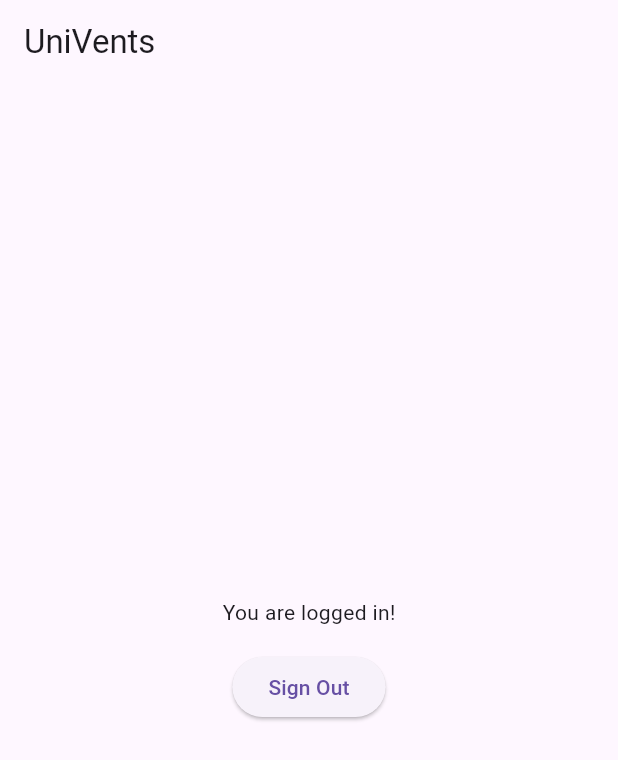
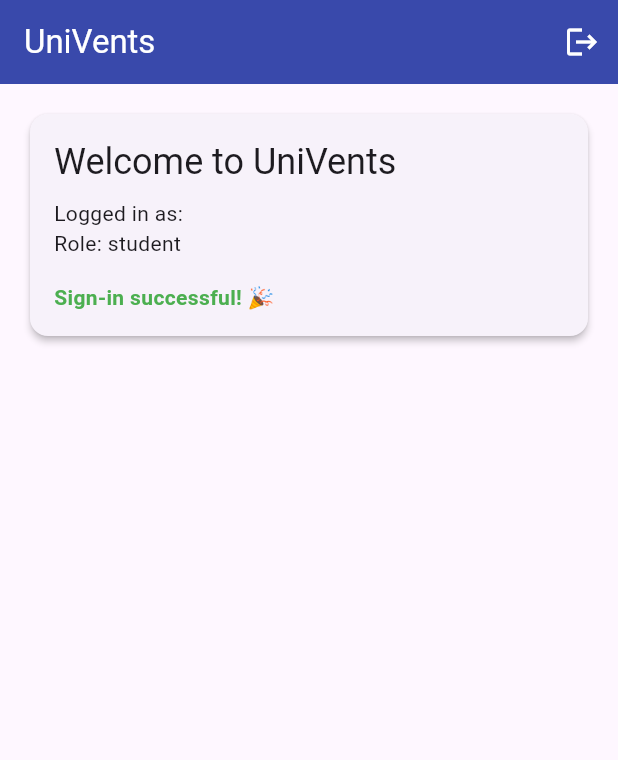
Before and after one commit to fjfdobli/2025IT5-teamM1, a Flutter app: the HomeScreen screen opened directly, on a phone screen of 412 x 824 dp. Shown: the top 760 px of the screen. Run offline on Flutter 3.47's test engine with Material 3 defaults, Android fonts, the phone set to English and light mode, and no system bars; our stand-ins replace connectivity_plus, google_sign_in, internet_connection_checker, supabase_flutter; accounts and stored records are empty.

Commit message:
connected google auth to mobile and working login

```diff
--- /dev/null
+++ b/univents_mobile/lib/dashboard.dart
@@ -0,0 +1,150 @@
+import 'package:flutter/material.dart';
+import 'package:supabase_flutter/supabase_flutter.dart';
+import 'login.dart';
+import 'dart:developer' as developer;
+
+class HomeScreen extends StatefulWidget {
+  final String? userEmail;
+  final String? userRole;
+
+  const HomeScreen({super.key, this.userEmail, this.userRole = 'student'});
+
+  @override
+  State<HomeScreen> createState() => _HomeScreenState();
+}
+
+class _HomeScreenState extends State<HomeScreen> {
+  final _supabase = Supabase.instance.client;
+  String? _userEmail;
+  String? _userRole;
+  bool _isLoading = true;
+
+  @override
+  void initState() {
+    super.initState();
+    // Initialize with values passed from login screen
+    _userEmail = widget.userEmail;
+    _userRole = widget.userRole;
+
+    // If no values were passed, try to load from Supabase
+    if (_userEmail == null) {
+      _loadUserDetails();
+    } else {
+      _isLoading = false;
+    }
+  }
+
+  Future<void> _loadUserDetails() async {
+    setState(() {
+      _isLoading = true;
+    });
+
+    try {
+      // Very simple approach - just check if we have a current user
+      final currentUser = _supabase.auth.currentUser;
+
+      if (currentUser != null) {
+        developer.log('Current user found: ${currentUser.id}');
+        developer.log('Email: ${currentUser.email}');
+
+        // Set email and default role to student per exam requirements
+        setState(() {
+          _userEmail = currentUser.email ?? "Google User";
+          _userRole = 'student'; // Default role per exam requirements
+          _isLoading = false;
+        });
+      } else {
+        developer.log('No user found - redirecting to login');
+        setState(() {
+          _isLoading = false;
+        });
+
+        // Redirect to login
+        if (mounted) {
+          Navigator.of(context).pushReplacement(
+            MaterialPageRoute(builder: (context) => const LoginScreen()),
+          );
+        }
+      }
+    } catch (e) {
+      developer.log('Error getting user: $e');
+      setState(() {
+        _userEmail = "Google User";
+        _userRole = 'student'; // Always default to student
+        _isLoading = false;
+      });
+    }
+  }
+
+  @override
+  Widget build(BuildContext context) {
+    return Scaffold(
+      appBar: AppBar(
+        title: const Text('UniVents'),
+        backgroundColor: const Color(0xFF3949AB),
+        foregroundColor: Colors.white,
+        actions: [
+          IconButton(
+            icon: const Icon(Icons.logout),
+            onPressed: () async {
+              await _supabase.auth.signOut();
+              if (context.mounted) {
+                Navigator.of(context).pushReplacement(
+                  MaterialPageRoute(builder: (context) => const LoginScreen()),
+                );
+              }
+            },
+            tooltip: 'Sign Out',
+          ),
+        ],
+      ),
+      body:
+          _isLoading
+              ? const Center(child: CircularProgressIndicator())
+              : RefreshIndicator(
+                onRefresh: _loadUserDetails,
+                child: ListView(
+                  padding: const EdgeInsets.all(16.0),
+                  children: [
+                    // Welcome card
+                    Card(
+                      elevation: 2,
+                      child: Padding(
+                        padding: const EdgeInsets.all(16.0),
+                        child: Column(
+                          crossAxisAlignment: CrossAxisAlignment.start,
+                          children: [
+                            Text(
+                              'Welcome to UniVents',
+                              style: Theme.of(context).textTheme.headlineSmall,
+                            ),
+                            const SizedBox(height: 8),
+                            Text(
+                              'Logged in as: $_userEmail',
+                              style: Theme.of(context).textTheme.bodyMedium,
+                            ),
+                            if (_userRole != null && _userRole != 'unknown')
+                              Text(
+                                'Role: $_userRole',
+                                style: Theme.of(context).textTheme.bodyMedium,
+                              ),
+                            const SizedBox(height: 16),
+                            const Text(
+                              'Sign-in successful! 🎉',
+                              style: TextStyle(
+                                fontWeight: FontWeight.bold,
+                                color: Colors.green,
+                              ),
+                            ),
+                          ],
+                        ),
+                      ),
+                    ),
+
+                    const SizedBox(height: 24),
+                  ],
+                ),
+              ),
+    );
+  }
+}
--- a/univents_mobile/pubspec.yaml
+++ b/univents_mobile/pubspec.yaml
@@ -14,6 +14,8 @@ dependencies:
   google_sign_in: ^6.1.4
   flutter_svg: ^2.0.7
   shared_preferences: ^2.2.0
+  connectivity_plus: ^5.0.2
+  internet_connection_checker: ^1.0.0+1
 
 dev_dependencies:
   flutter_test:
--- /dev/null
+++ b/univents_web/devtools_options.yaml
@@ -0,0 +1,3 @@
+description: This file stores settings for Dart & Flutter DevTools.
+documentation: https://docs.flutter.dev/tools/devtools/extensions#configure-extension-enablement-states
+extensions:
```
Also changed, not shown: univents_mobile/lib/login.dart (+106 -76 lines), univents_web/lib/login.dart (+2 -6 lines), univents_mobile/pubspec.lock, 5 other files.
